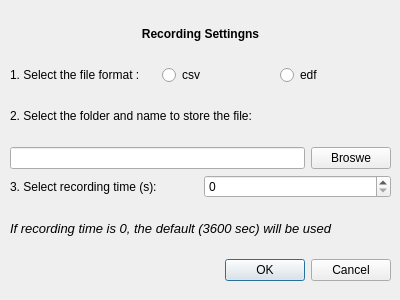
The window that exploregui/modules/ui/dialog_recording_settings_light.ui (Mscix/explore-desktop) describes before a commit, drawn with Qt 5.
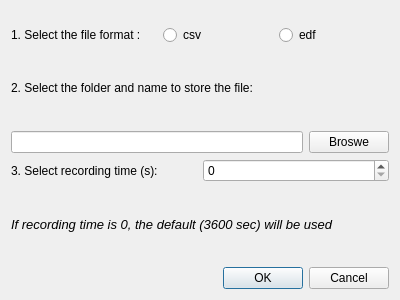
The same window after the commit.

```diff
--- a/exploregui/modules/ui/dialog_recording_settings_light.ui
+++ b/exploregui/modules/ui/dialog_recording_settings_light.ui
@@ -13,26 +13,12 @@
   <property name="windowTitle">
    <string>Dialog</string>
   </property>
-  <widget class="QWidget" name="layoutWidget">
-   <property name="geometry">
-    <rect>
-     <x>10</x>
-     <y>10</y>
-     <width>381</width>
-     <height>271</height>
-    </rect>
+  <layout class="QVBoxLayout" name="verticalLayout_2">
+   <property name="topMargin">
+    <number>25</number>
    </property>
+   <item>
    <layout class="QVBoxLayout" name="verticalLayout">
-    <item>
-     <widget class="QLabel" name="lbl_title_recording_settings">
-      <property name="text">
-       <string>&lt;html&gt;&lt;head/&gt;&lt;body&gt;&lt;p&gt;&lt;span style=&quot; font-weight:600;&quot;&gt;Recording Settingns&lt;/span&gt;&lt;/p&gt;&lt;/body&gt;&lt;/html&gt;</string>
-      </property>
-      <property name="alignment">
-       <set>Qt::AlignCenter</set>
-      </property>
-     </widget>
-    </item>
     <item>
      <layout class="QHBoxLayout" name="horizontalLayout_3">
       <item>
@@ -117,7 +103,8 @@
      </widget>
     </item>
    </layout>
-  </widget>
+   </item>
+  </layout>
  </widget>
  <resources/>
  <connections>
```
Lines whose indentation alone changed are shown as unchanged.
